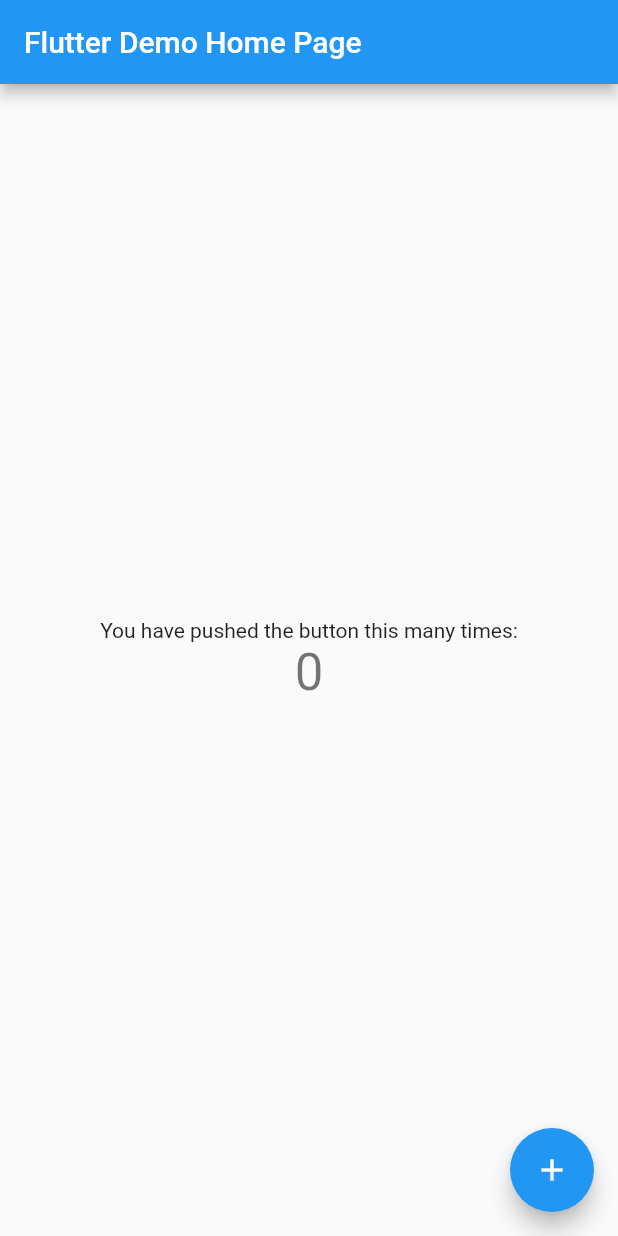
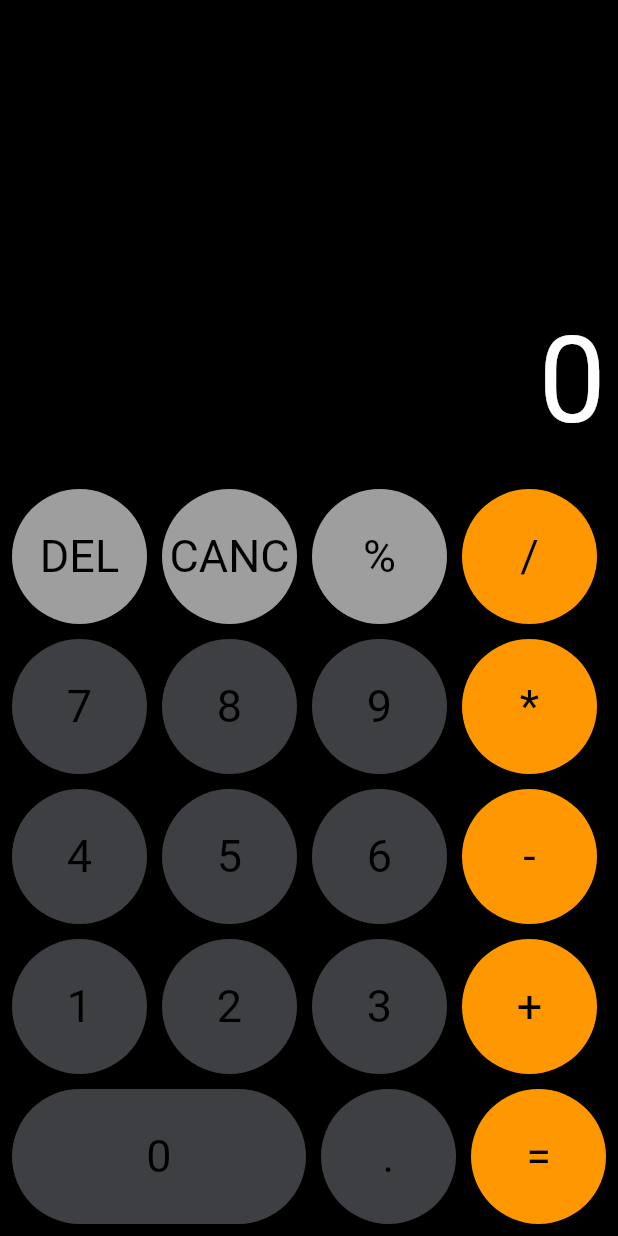
Before and after one commit to RonaldoCMS/ios--calculator, a Flutter app: the screen it shows after launch, on a phone screen of 412 x 824 dp. Run offline on Flutter 3.47's test engine with Material 2 defaults, Android fonts, the phone set to English and light mode, and no system bars; drawn by our look-alikes of auto_size_text; our stand-ins replace math_expressions.

Commit message:
not work

```diff
--- a/lib/main.dart
+++ b/lib/main.dart
@@ -1,11 +1,16 @@
+// ignore_for_file: import_of_legacy_library_into_null_safe
+// @dart=2.9
+
+import 'package:auto_size_text/auto_size_text.dart';
 import 'package:flutter/material.dart';
+import 'package:math_expressions/math_expressions.dart';
 
 void main() {
   runApp(const MyApp());
 }
 
 class MyApp extends StatelessWidget {
-  const MyApp({Key? key}) : super(key: key);
+  const MyApp({Key key}) : super(key: key);
 
   // This widget is the root of your application.
   @override
@@ -13,103 +18,171 @@
     return MaterialApp(
       title: 'Flutter Demo',
       theme: ThemeData(
-        // This is the theme of your application.
-        //
-        // Try running your application with "flutter run". You'll see the
-        // application has a blue toolbar. Then, without quitting the app, try
-        // changing the primarySwatch below to Colors.green and then invoke
-        // "hot reload" (press "r" in the console where you ran "flutter run",
-        // or simply save your changes to "hot reload" in a Flutter IDE).
-        // Notice that the counter didn't reset back to zero; the application
-        // is not restarted.
         primarySwatch: Colors.blue,
       ),
-      home: const MyHomePage(title: 'Flutter Demo Home Page'),
+      home: const HomePage(title: 'Flutter Demo Home Page'),
     );
   }
 }
 
-class MyHomePage extends StatefulWidget {
-  const MyHomePage({Key? key, required this.title}) : super(key: key);
-
-  // This widget is the home page of your application. It is stateful, meaning
-  // that it has a State object (defined below) that contains fields that affect
-  // how it looks.
-
-  // This class is the configuration for the state. It holds the values (in this
-  // case the title) provided by the parent (in this case the App widget) and
-  // used by the build method of the State. Fields in a Widget subclass are
-  // always marked "final".
-
+class HomePage extends StatefulWidget {
+  const HomePage({Key key, @required this.title}) : super(key: key);
   final String title;
 
   @override
-  State<MyHomePage> createState() => _MyHomePageState();
+  State<HomePage> createState() => _HomePageState();
 }
 
-class _MyHomePageState extends State<MyHomePage> {
-  int _counter = 0;
+class _HomePageState extends State<HomePage> {
+  @override
+  Widget build(BuildContext context) {
+    return Scaffold(
+      body: Calculator(),
+    );
+  }
+}
 
-  void _incrementCounter() {
-    setState(() {
-      // This call to setState tells the Flutter framework that something has
-      // changed in this State, which causes it to rerun the build method below
-      // so that the display can reflect the updated values. If we changed
-      // _counter without calling setState(), then the build method would not be
-      // called again, and so nothing would appear to happen.
-      _counter++;
-    });
-  }
+class Calculator extends StatefulWidget {
+  const Calculator({Key key}) : super(key: key);
+
+  @override
+  _CalculatorState createState() => _CalculatorState();
+}
+
+class _CalculatorState extends State<Calculator> {
+  String value = "0";
 
   @override
   Widget build(BuildContext context) {
-    // This method is rerun every time setState is called, for instance as done
-    // by the _incrementCounter method above.
-    //
-    // The Flutter framework has been optimized to make rerunning build methods
-    // fast, so that you can just rebuild anything that needs updating rather
-    // than having to individually change instances of widgets.
-    return Scaffold(
-      appBar: AppBar(
-        // Here we take the value from the MyHomePage object that was created by
-        // the App.build method, and use it to set our appbar title.
-        title: Text(widget.title),
+    return SafeArea(
+        child: Container(
+      padding: EdgeInsets.all(8),
+      color: Colors.black,
+      child: Column(
+        mainAxisAlignment: MainAxisAlignment.end,
+        crossAxisAlignment: CrossAxisAlignment.center,
+        children: [
+          SizedBox(height: 25),
+          Container(
+            alignment: Alignment.bottomRight,
+            child: FittedBox(
+              child: AutoSizeText(
+                value,
+                textAlign: TextAlign.end,
+                minFontSize: 80,
+                style: TextStyle(
+                  color: Colors.white,
+                ),
+              ),
+            ),
+          ),
+          const SizedBox(height: 25),
+          Row(
+            children: [
+              button(
+                "DEL",
+                Colors.black,
+                Colors.grey,
+              ),
+              SizedBox(width: 10),
+              button(
+                "CANC",
+                Colors.black,
+                Colors.grey,
+              ),
+              SizedBox(width: 10),
+              button("%", Colors.black, Colors.grey),
+              SizedBox(width: 10),
+              button(
+                "/",
+                Colors.black,
+                Colors.orange,
+              ),
+            ],
+          ),
+          SizedBox(height: 10),
+          Row(
+            children: [
+              button("7", Colors.black, Color(0xFF3e3f42)),
+              SizedBox(width: 10),
+              button("8", Colors.black, Color(0xFF3e3f42)),
+              SizedBox(width: 10),
+              button("9", Colors.black, Color(0xFF3e3f42)),
+              SizedBox(width: 10),
+              button("*", Colors.black, Colors.orange),
+            ],
+          ),
+          SizedBox(height: 10),
+          Row(
+            children: [
+              button("4", Colors.black, Color(0xFF3e3f42)),
+              SizedBox(width: 10),
+              button("5", Colors.black, Color(0xFF3e3f42)),
+              SizedBox(width: 10),
+              button("6", Colors.black, Color(0xFF3e3f42)),
+              SizedBox(width: 10),
+              button("-", Colors.black, Colors.orange),
+            ],
+          ),
+          SizedBox(height: 10),
+          Row(
+            children: [
+              button("1", Colors.black, Color(0xFF3e3f42)),
+              SizedBox(width: 10),
+              button("2", Colors.black, Color(0xFF3e3f42)),
+              SizedBox(width: 10),
+              button("3", Colors.black, Color(0xFF3e3f42)),
+              SizedBox(width: 10),
+              button("+", Colors.black, Colors.orange),
+            ],
+          ),
+          SizedBox(height: 10),
+          Row(
+            children: [
+              Expanded(child: button("0", Colors.black, Color(0xFF3e3f42))),
+              SizedBox(width: 10),
+              button(".", Colors.black, Color(0xFF3e3f42)),
+              SizedBox(width: 10),
+              button("=", Colors.black, Colors.orange),
+            ],
+          ),
+        ],
       ),
-      body: Center(
-        // Center is a layout widget. It takes a single child and positions it
-        // in the middle of the parent.
-        child: Column(
-          // Column is also a layout widget. It takes a list of children and
-          // arranges them vertically. By default, it sizes itself to fit its
-          // children horizontally, and tries to be as tall as its parent.
-          //
-          // Invoke "debug painting" (press "p" in the console, choose the
-          // "Toggle Debug Paint" action from the Flutter Inspector in Android
-          // Studio, or the "Toggle Debug Paint" command in Visual Studio Code)
-          // to see the wireframe for each widget.
-          //
-          // Column has various properties to control how it sizes itself and
-          // how it positions its children. Here we use mainAxisAlignment to
-          // center the children vertically; the main axis here is the vertical
-          // axis because Columns are vertical (the cross axis would be
-          // horizontal).
-          mainAxisAlignment: MainAxisAlignment.center,
-          children: <Widget>[
-            const Text(
-              'You have pushed the button this many times:',
-            ),
-            Text(
-              '$_counter',
-              style: Theme.of(context).textTheme.headline4,
-            ),
-          ],
+    ));
+  }
+
+  Widget button(value, colorValue, color) {
+    return InkWell(
+      child: Container(
+        alignment: Alignment.center,
+        height: 90,
+        width: 90,
+        decoration: BoxDecoration(
+          color: color,
+          borderRadius: BorderRadius.circular(100),
+        ),
+        child: AutoSizeText(
+          value.toString(),
+          minFontSize: 30,
+          textAlign: TextAlign.center,
+          style: TextStyle(color: colorValue),
         ),
       ),
-      floatingActionButton: FloatingActionButton(
-        onPressed: _incrementCounter,
-        tooltip: 'Increment',
-        child: const Icon(Icons.add),
-      ), // This trailing comma makes auto-formatting nicer for build methods.
+      onTap: () {
+        setState(() {
+          if (value == "=") {
+            Parser p = new Parser();
+            Expression exp = p.parse(this.value);
+            this.value = exp.evaluate(EvaluationType.REAL, null).toString();
+          } else if (value == "DEL") {
+            this.value = "0";
+          } else if (value == "0") {
+            this.value = value;
+          } else {
+            this.value += value;
+          }
+        });
+      },
     );
   }
 }
--- a/pubspec.yaml
+++ b/pubspec.yaml
@@ -34,6 +34,8 @@
   # The following adds the Cupertino Icons font to your application.
   # Use with the CupertinoIcons class for iOS style icons.
   cupertino_icons: ^1.0.2
+  auto_size_text: ^2.1.0
+  math_expressions: ^2.2.0
 
 dev_dependencies:
   flutter_test:
```
Also changed, not shown: pubspec.lock.
